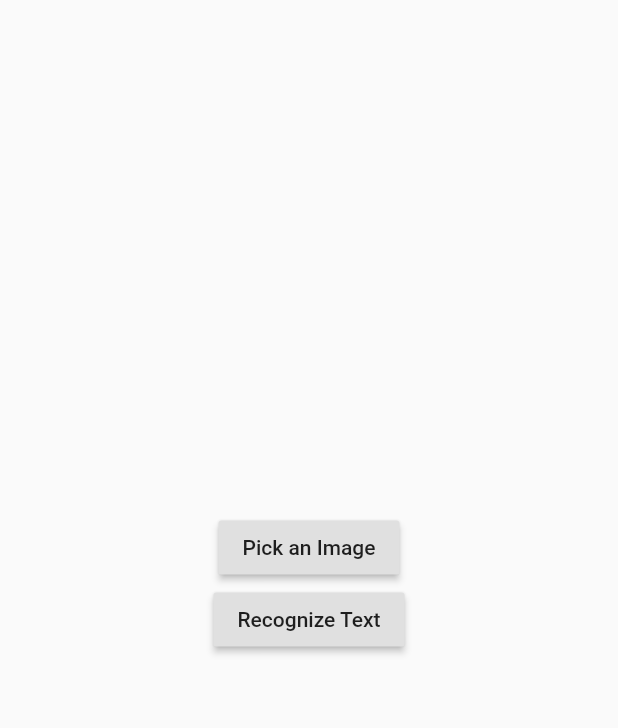
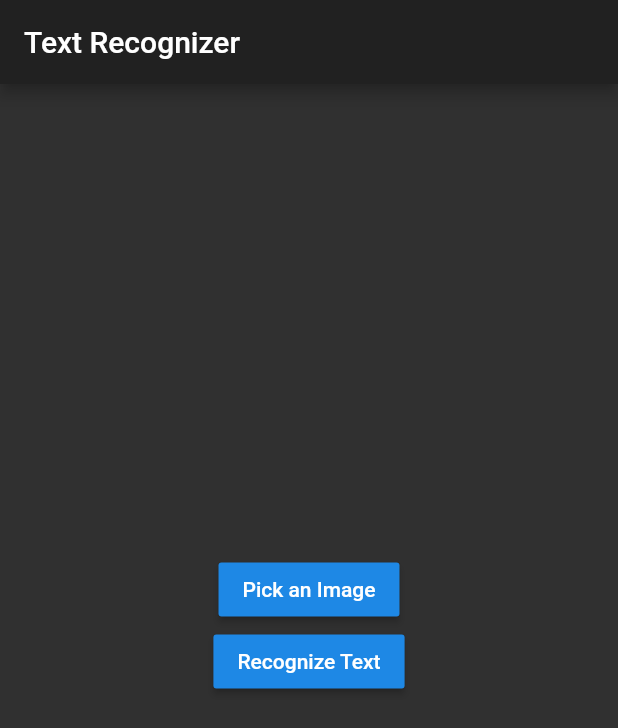
Before and after one commit to DaminduSandaruwan/Text-Recognition, a Flutter app: the screen it shows after launch, on a phone screen of 412 x 824 dp. Shown: the top 728 px of the screen. Run offline on Flutter 3.47's test engine with Material 2 defaults, Android fonts, the phone set to English and light mode, and no system bars; our stand-ins replace image_picker; missing offline and left inert: firebase_ml_vision; accounts and stored records are empty.

Commit message:
do some style

```diff
--- a/lib/main.dart
+++ b/lib/main.dart
@@ -18,6 +18,7 @@ class MyApp extends StatelessWidget {
       theme: ThemeData(
         primarySwatch: Colors.blue,
         visualDensity: VisualDensity.adaptivePlatformDensity,
+        brightness: Brightness.dark
       ),
       home: HomePage(),
     );
@@ -64,6 +65,9 @@ class _HomePageState extends State<HomePage> {
   @override
   Widget build(BuildContext context) {
     return Scaffold(
+      appBar: AppBar(
+        title: Text("Text Recognizer"),
+      ),
       body: Center(
         child: SingleChildScrollView(
           child: Container(
```
